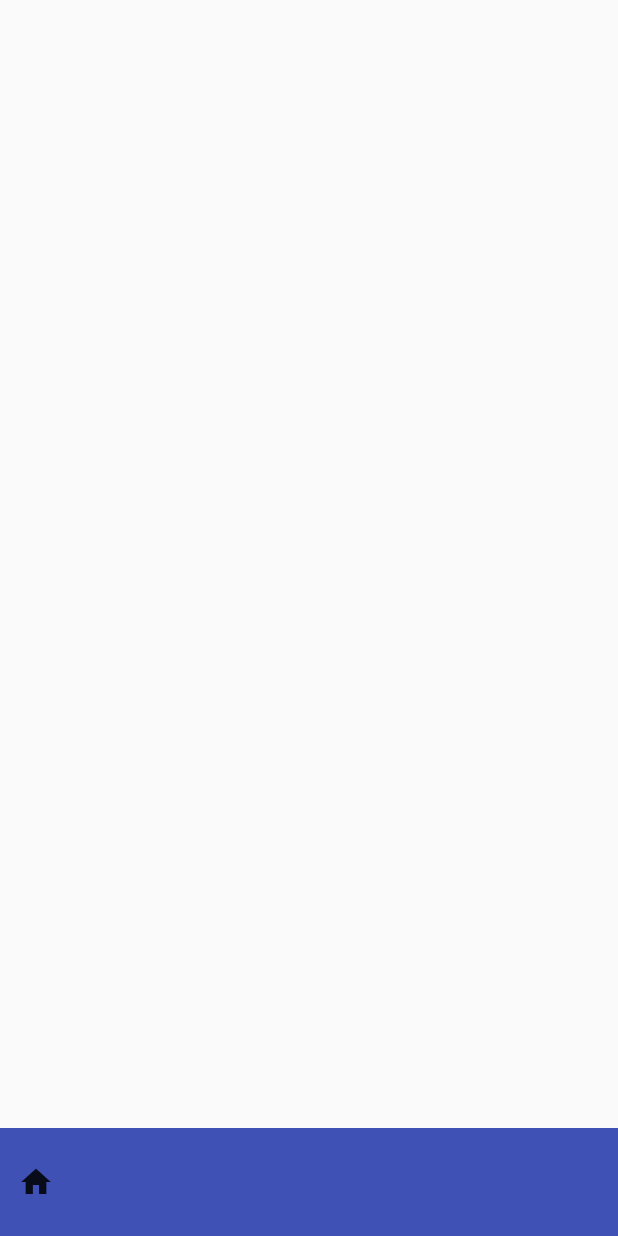
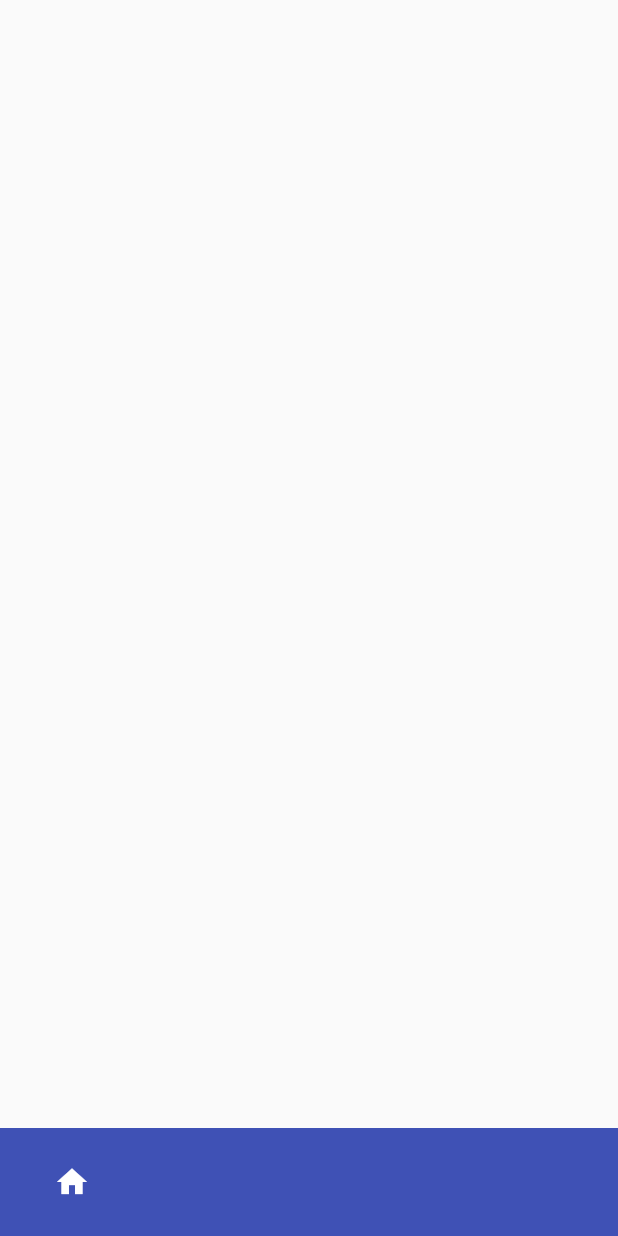
Before and after one commit to JAICHANGPARK/flutter_notebook_11th_story, a Flutter app: the screen it shows after launch, on a phone screen of 412 x 824 dp. Run offline on Flutter 3.47's test engine with Material 2 defaults, Android fonts, the phone set to English and light mode, and no system bars; our stand-ins replace backdrop, badges, flutter_inner_drawer, flutter_slidable, flutter_swiper, google_fonts.

Commit message:
Update furniture_home_page.dart

```diff
--- a/lib/ep735_furniture_app/ui/furniture_home_page.dart
+++ b/lib/ep735_furniture_app/ui/furniture_home_page.dart
@@ -20,9 +20,10 @@ class _FurnitureHomePageState extends State<FurnitureHomePage> {
               child: Container(
                 height: 72,
                 decoration: BoxDecoration(color: Colors.indigo),
+                padding: EdgeInsets.symmetric(horizontal: 24),
                 child: Row(
                   children: [
-                    IconButton(onPressed: (){}, icon: Icon(Icons.home))
+                    IconButton(onPressed: (){}, icon: Icon(Icons.home),color: Colors.white,)
                   ],
                 )
               )
```
